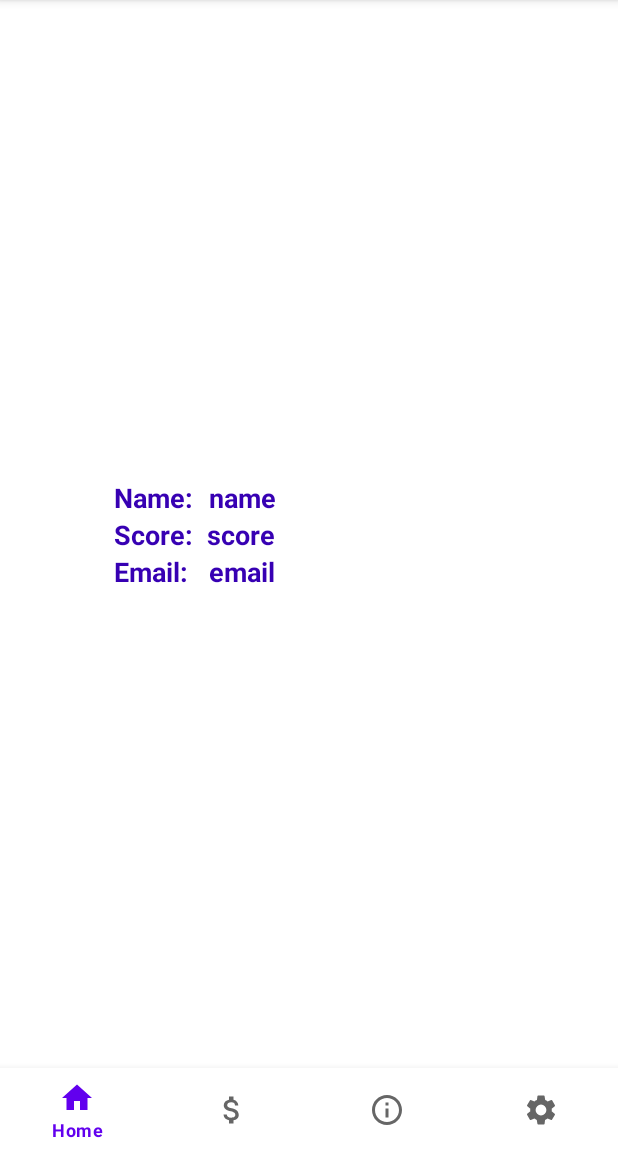
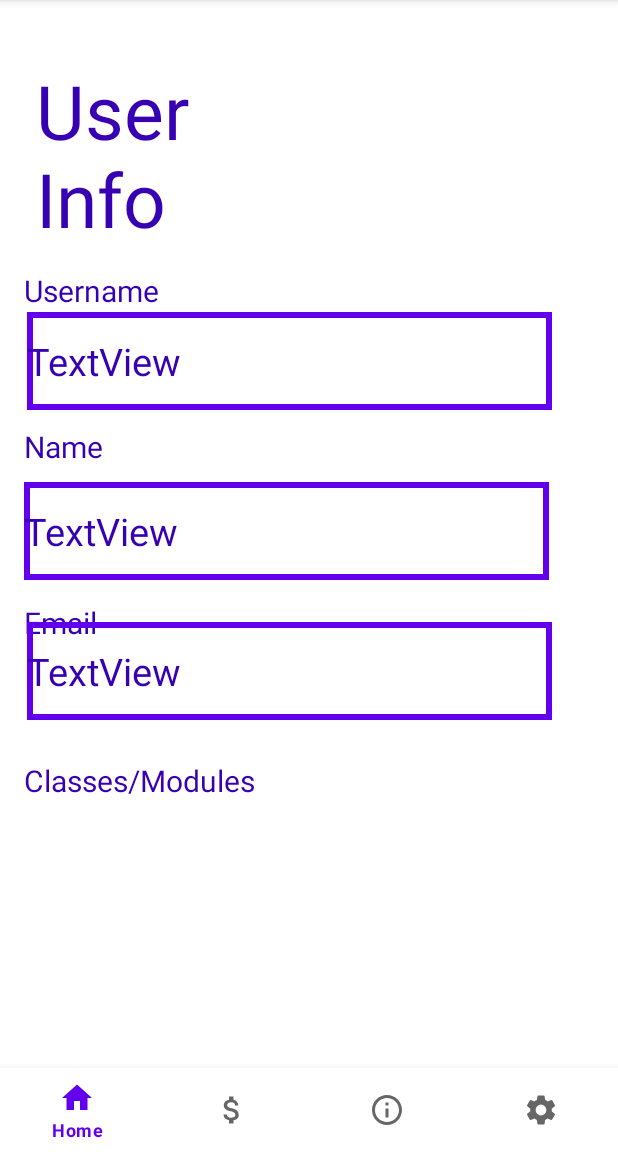
Before and after one commit to VitriolicTurtle/alphaBSc, an Android app: the UserFragment screen opened through its navigation route, on a phone screen of 412 x 824 dp, the part 84-1236 px from its top. Run offline under Robolectric (Android 15) with nearby library versions, the phone set to English and light mode, and no system bars; our stand-ins replace Firebase (no records; nobody signed in at launch, a user with empty details on screens opened directly), data binding, navigation-ui.

Commit message:
pushing user fragments

```diff
--- a/Alpha/app/build.gradle
+++ b/Alpha/app/build.gradle
@@ -71,4 +71,7 @@ dependencies {
     testImplementation 'junit:junit:4.+'
     androidTestImplementation 'androidx.test.ext:junit:1.1.2'
     androidTestImplementation 'androidx.test.espresso:espresso-core:3.3.0'
+
+    /* External */
+    implementation 'de.hdodenhof:circleimageview:3.1.0'
 }
--- /dev/null
+++ b/Alpha/app/src/main/res/drawable/textview_border.xml
@@ -0,0 +1,9 @@
+<?xml version="1.0" encoding="utf-8"?>
+<shape xmlns:android="http://schemas.android.com/apk/res/android"
+    android:shape="rectangle">
+
+    <stroke
+        android:color="@color/colorPrimary"
+        android:width="4dp"/>
+
+</shape>
--- a/Alpha/app/src/main/res/layout/fragment_user.xml
+++ b/Alpha/app/src/main/res/layout/fragment_user.xml
@@ -7,85 +7,123 @@
         android:layout_width="match_parent"
         android:layout_height="match_parent"
         tools:ignore="ExtraText"><![CDATA[
-        tools:context=".fragments.UserFragment">
+        tools:context=".fragments.UserFragment">]]>
 
 
 
-
-        ]]>
+        <ImageView
+            android:id="@+id/imageView"
+            android:layout_width="wrap_content"
+            android:layout_height="wrap_content"
+            android:layout_marginTop="36dp"
+            android:layout_marginEnd="56dp"
+            app:layout_constraintEnd_toEndOf="parent"
+            app:layout_constraintTop_toTopOf="parent"
+            tools:srcCompat="@tools:sample/avatars" />
 
         <TextView
-            android:id="@+id/label_name"
-            android:layout_width="wrap_content"
-            android:layout_height="wrap_content"
-            android:layout_marginStart="76dp"
-            android:text="Name:  "
-            android:textSize="18sp"
-            android:textStyle="bold"
-            app:layout_constraintBottom_toTopOf="@+id/label_score"
+            android:id="@+id/textView"
+            android:layout_width="107dp"
+            android:layout_height="28dp"
+            android:layout_marginStart="16dp"
+            android:layout_marginTop="180dp"
+            android:text="Username"
+            android:textSize="20sp"
             app:layout_constraintStart_toStartOf="parent"
-            app:layout_constraintTop_toTopOf="parent"
-            app:layout_constraintVertical_chainStyle="packed" />
+            app:layout_constraintTop_toTopOf="parent" />
 
         <TextView
-            android:id="@+id/label_score"
-            android:layout_width="wrap_content"
-            android:layout_height="wrap_content"
-            android:layout_marginStart="76dp"
-            android:text="Score:  "
-            android:textSize="18sp"
-            android:textStyle="bold"
-            app:layout_constraintBottom_toTopOf="@+id/label_email"
+            android:id="@+id/textView2"
+            android:layout_width="115dp"
+            android:layout_height="29dp"
+            android:layout_marginStart="16dp"
+            android:layout_marginTop="76dp"
+            android:text="Name"
+            android:textSize="20sp"
             app:layout_constraintStart_toStartOf="parent"
-            app:layout_constraintTop_toBottomOf="@+id/label_name" />
+            app:layout_constraintTop_toBottomOf="@+id/textView" />
 
         <TextView
-            android:id="@+id/label_email"
-            android:layout_width="wrap_content"
-            android:layout_height="wrap_content"
-            android:layout_marginStart="76dp"
-            android:text="Email:  "
-            android:textSize="18sp"
-            android:textStyle="bold"
-            app:layout_constraintBottom_toBottomOf="parent"
+            android:id="@+id/textView3"
+            android:layout_width="115dp"
+            android:layout_height="29dp"
+            android:layout_marginStart="16dp"
+            android:layout_marginTop="88dp"
+            android:text="Email"
+            android:textSize="20sp"
             app:layout_constraintStart_toStartOf="parent"
-            app:layout_constraintTop_toBottomOf="@+id/label_score" />
+            app:layout_constraintTop_toBottomOf="@+id/textView2" />
 
+        <TextView
+            android:id="@+id/user_name"
+            android:layout_width="350dp"
+            android:layout_height="65dp"
+            android:layout_marginTop="208dp"
+            android:layout_marginEnd="44dp"
+            android:background="@drawable/textview_border"
+            android:gravity="center_vertical"
+            android:text="TextView"
+            android:textSize="25sp"
+            app:layout_constraintEnd_toEndOf="parent"
+            app:layout_constraintTop_toTopOf="parent" />
+
+        <TextView
+            android:id="@+id/textView5"
+            android:layout_width="350dp"
+            android:layout_height="65dp"
+            android:layout_marginTop="48dp"
+            android:background="@drawable/textview_border"
+            android:gravity="center_vertical"
+            android:text="TextView"
+            android:textSize="25sp"
+            app:layout_constraintEnd_toEndOf="parent"
+            app:layout_constraintHorizontal_bias="0.262"
+            app:layout_constraintStart_toStartOf="parent"
+            app:layout_constraintTop_toBottomOf="@+id/user_name" />
 
         <TextView
             android:id="@+id/user_email"
-            android:layout_width="wrap_content"
-            android:layout_height="wrap_content"
-            android:text="email"
-            android:textSize="18sp"
-            android:textStyle="bold"
+            android:layout_width="350dp"
+            android:layout_height="65dp"
+            android:layout_marginEnd="44dp"
+            android:layout_marginBottom="232dp"
+            android:background="@drawable/textview_border"
+            android:gravity="center_vertical"
+            android:text="TextView"
+            android:textSize="25sp"
             app:layout_constraintBottom_toBottomOf="parent"
-            app:layout_constraintEnd_toEndOf="@+id/user_score"
-            app:layout_constraintTop_toBottomOf="@+id/user_score" />
+            app:layout_constraintEnd_toEndOf="parent" />
+
+        <ScrollView
+            android:layout_width="345dp"
+            android:layout_height="146dp"
+            android:layout_marginEnd="44dp"
+            android:layout_marginBottom="16dp"
+            app:layout_constraintBottom_toBottomOf="parent"
+            app:layout_constraintEnd_toEndOf="parent" />
 
         <TextView
-            android:id="@+id/user_name"
-            android:layout_width="wrap_content"
-            android:layout_height="wrap_content"
-            android:layout_marginStart="1dp"
-            android:text="name"
-            android:textSize="18sp"
-            android:textStyle="bold"
-            app:layout_constraintBottom_toTopOf="@+id/user_score"
-            app:layout_constraintStart_toStartOf="@+id/user_score"
-            app:layout_constraintTop_toTopOf="parent"
-            app:layout_constraintVertical_chainStyle="packed" />
+            android:id="@+id/textView7"
+            android:layout_width="195dp"
+            android:layout_height="37dp"
+            android:layout_marginStart="16dp"
+            android:layout_marginTop="76dp"
+            android:text="Classes/Modules"
+            android:textSize="20sp"
+            app:layout_constraintStart_toStartOf="parent"
+            app:layout_constraintTop_toBottomOf="@+id/textView3" />
 
         <TextView
-            android:id="@+id/user_score"
-            android:layout_width="wrap_content"
-            android:layout_height="wrap_content"
-            android:text="score"
-            android:textSize="18sp"
-            android:textStyle="bold"
-            app:layout_constraintBottom_toTopOf="@+id/user_email"
-            app:layout_constraintStart_toEndOf="@+id/label_name"
-            app:layout_constraintTop_toBottomOf="@+id/user_name" />
+            android:id="@+id/textView8"
+            android:layout_width="186dp"
+            android:layout_height="122dp"
+            android:layout_marginStart="24dp"
+            android:layout_marginTop="40dp"
+            android:text="User Info"
+            android:textSize="50dp"
+            app:layout_constraintStart_toStartOf="parent"
+            app:layout_constraintTop_toTopOf="parent" />
+
 
     </androidx.constraintlayout.widget.ConstraintLayout>
 </layout>
--- a/Alpha/app/src/main/res/navigation/navigation_main.xml
+++ b/Alpha/app/src/main/res/navigation/navigation_main.xml
@@ -30,8 +30,8 @@
         android:label="Login"
         tools:layout="@layout/fragment_login">
         <action
-            android:id="@+id/action_login_to_user"
-            app:destination="@id/dest_user" />
+            android:id="@+id/action_dest_login_to_dest_user_profile"
+            app:destination="@id/dest_user_profile" />
     </fragment>
 
     <fragment
@@ -58,5 +58,26 @@
         android:label="Settings"
         tools:layout="@layout/fragment_setting" />
 
+    <fragment
+        android:id="@+id/dest_user_profile"
+        android:label="User screen"
+        tools:layout="@layout/fragment_user_profile" >
+        <action
+            android:id="@+id/action_dest_user_profile_to_dest_user"
+            app:destination="@id/dest_user" />
+        <action
+            android:id="@+id/action_dest_user_profile_to_dest_settings"
+            app:destination="@id/dest_settings" />
+        <action
+            android:id="@+id/action_dest_user_profile_to_dest_friends_list"
+            app:destination="@id/dest_friends_list" />
+    </fragment>
+
+    <fragment
+        android:id="@+id/dest_friends_list"
+        android:name="com.cn.bsc.fragments.SettingFragment"
+        android:label="Settings"
+        tools:layout="@layout/fragment_friends_list" />
+
 
 </navigation>
```
Also changed, not shown: Alpha/app/src/main/java/com/cn/bsc/fragments/UserProfileFragment.kt (added, +28 -0 lines), Alpha/app/src/main/res/drawable/circle.xml (added, +11 -0 lines), Alpha/app/src/main/res/layout/fragment_friends_list.xml (added, +83 -0 lines), Alpha/app/src/main/res/layout/fragment_user_profile.xml (added, +113 -0 lines).
